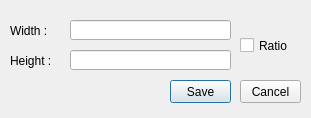
Old version of the form src/image_resizer.ui in the repository baealex/imagekyll.
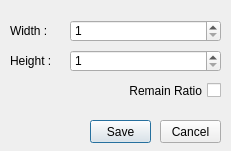
New version of the form.

```diff
--- a/src/image_resizer.ui
+++ b/src/image_resizer.ui
@@ -6,33 +6,13 @@
    <rect>
     <x>0</x>
     <y>0</y>
-    <width>311</width>
-    <height>118</height>
+    <width>231</width>
+    <height>151</height>
    </rect>
   </property>
   <property name="windowTitle">
    <string>Dialog</string>
   </property>
-  <widget class="QLineEdit" name="lineEdit">
-   <property name="geometry">
-    <rect>
-     <x>70</x>
-     <y>20</y>
-     <width>161</width>
-     <height>20</height>
-    </rect>
-   </property>
-  </widget>
-  <widget class="QLineEdit" name="lineEdit_2">
-   <property name="geometry">
-    <rect>
-     <x>70</x>
-     <y>50</y>
-     <width>161</width>
-     <height>20</height>
-    </rect>
-   </property>
-  </widget>
   <widget class="QLabel" name="label">
    <property name="geometry">
     <rect>
@@ -62,8 +42,8 @@
   <widget class="QPushButton" name="pushButton">
    <property name="geometry">
     <rect>
-     <x>170</x>
-     <y>80</y>
+     <x>90</x>
+     <y>120</y>
      <width>61</width>
      <height>23</height>
     </rect>
@@ -75,8 +55,8 @@
   <widget class="QPushButton" name="pushButton_2">
    <property name="geometry">
     <rect>
-     <x>240</x>
-     <y>80</y>
+     <x>160</x>
+     <y>120</y>
      <width>61</width>
      <height>23</height>
     </rect>
@@ -88,14 +68,49 @@
   <widget class="QCheckBox" name="checkBox">
    <property name="geometry">
     <rect>
-     <x>240</x>
-     <y>30</y>
-     <width>61</width>
-     <height>31</height>
+     <x>10</x>
+     <y>80</y>
+     <width>211</width>
+     <height>21</height>
     </rect>
    </property>
+   <property name="layoutDirection">
+    <enum>Qt::RightToLeft</enum>
+   </property>
    <property name="text">
-    <string>Ratio</string>
+    <string>Remain Ratio</string>
+   </property>
+  </widget>
+  <widget class="QSpinBox" name="spinWidth">
+   <property name="geometry">
+    <rect>
+     <x>70</x>
+     <y>20</y>
+     <width>151</width>
+     <height>22</height>
+    </rect>
+   </property>
+   <property name="minimum">
+    <number>1</number>
+   </property>
+   <property name="maximum">
+    <number>30000</number>
+   </property>
+  </widget>
+  <widget class="QSpinBox" name="spinHeight">
+   <property name="geometry">
+    <rect>
+     <x>70</x>
+     <y>50</y>
+     <width>151</width>
+     <height>22</height>
+    </rect>
+   </property>
+   <property name="minimum">
+    <number>1</number>
+   </property>
+   <property name="maximum">
+    <number>30000</number>
    </property>
   </widget>
  </widget>
```
